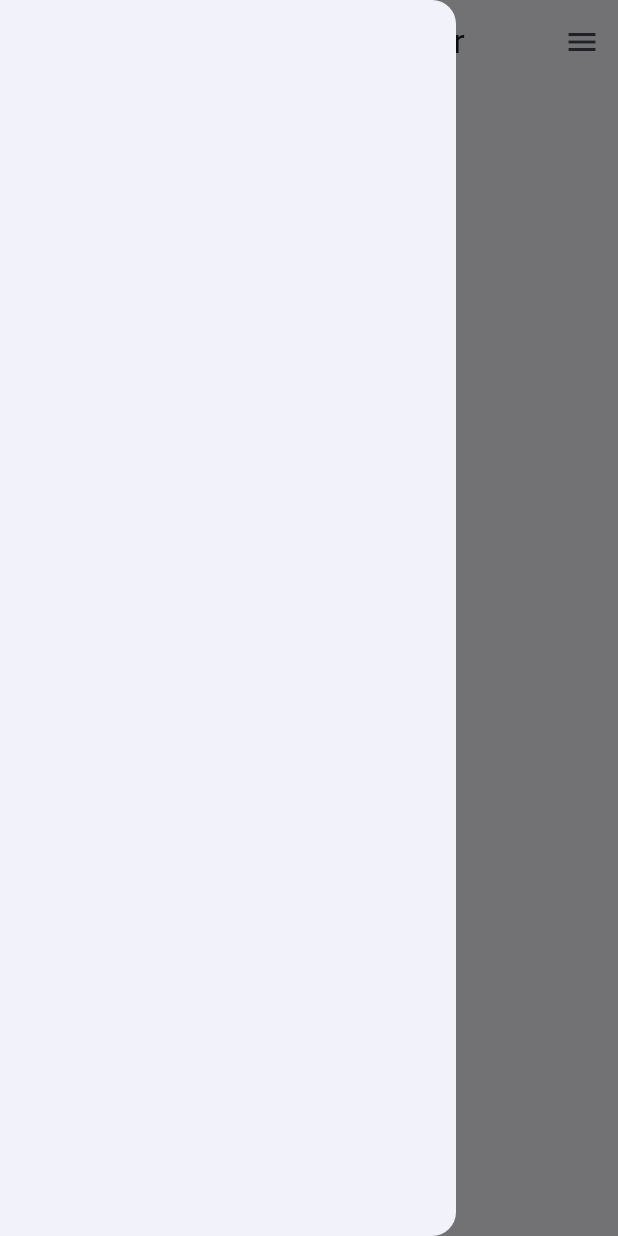
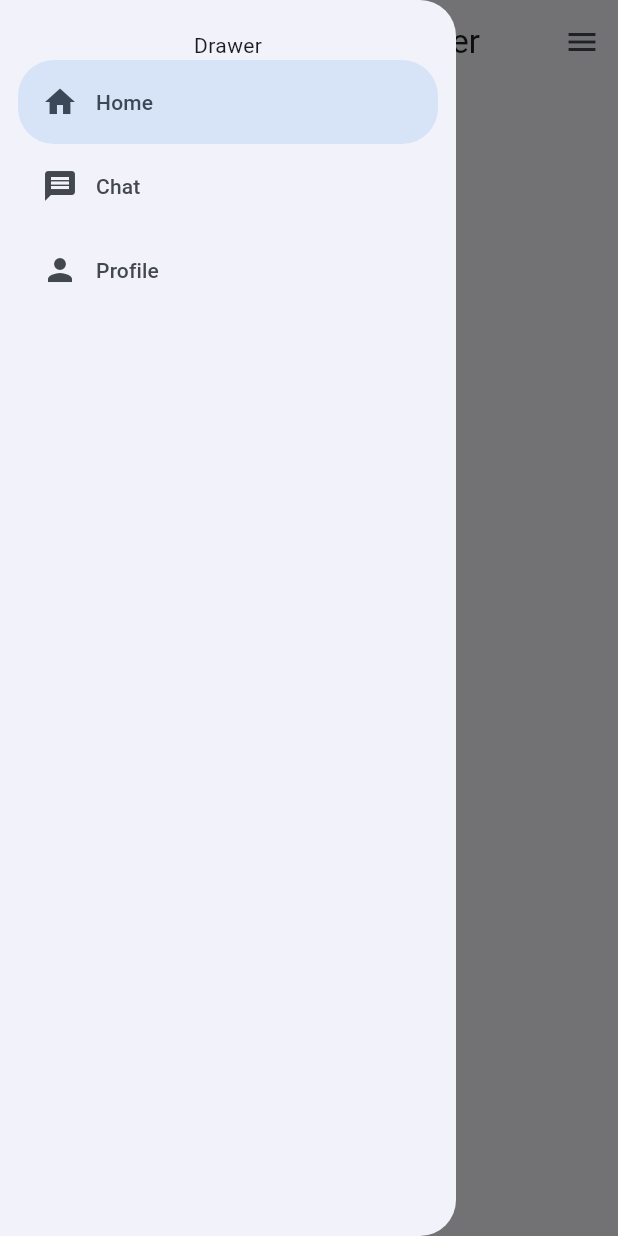
Before and after one commit to thruthesky/easy_design_system_backup_2024_09_24, a Flutter app: the SleekNavigationDrawerScreen screen opened directly, in the side drawer, after a tap on "Open Drawer", on a phone screen of 412 x 824 dp. Run offline on Flutter 3.47's test engine with Material 3 defaults, Android fonts, the phone set to English and light mode, and no system bars; our stand-ins replace cached_network_image, rxdart, smooth_page_indicator; missing offline and left inert: loop_page_view.

```diff
--- a/example/lib/screens/navigation_drawer/sleek.navigation_drawer.screen.dart
+++ b/example/lib/screens/navigation_drawer/sleek.navigation_drawer.screen.dart
@@ -1,51 +1,99 @@
 import 'package:flutter/material.dart';
 import 'package:social_design_system/social_design_system.dart';
 
-class SleekNavigationDrawerScreen extends StatelessWidget {
+class SleekNavigationDrawerScreen extends StatefulWidget {
   static const String routeName = '/sleek_navigation_drawer_screen';
   const SleekNavigationDrawerScreen({super.key});
 
   @override
+  State<SleekNavigationDrawerScreen> createState() =>
+      _SleekNavigationDrawerScreenState();
+}
+
+class _SleekNavigationDrawerScreenState
+    extends State<SleekNavigationDrawerScreen> {
+  int _selectedDestination = 0;
+
+  void selectDestination(int index) {
+    setState(() {
+      _selectedDestination = index;
+    });
+  }
+
+  @override
   Widget build(BuildContext context) {
     return Scaffold(
-        // this to prevent the default sliding behaviour
+      // This prevents the default sliding behavior
       drawerEnableOpenDragGesture: false,
       drawer: Theme(
         data: SleekTheme.of(context),
-          child: const NavigationDrawer(
-            children: [],
+        child: NavigationDrawer(
+          onDestinationSelected: selectDestination,
+          selectedIndex: _selectedDestination,
+          children: const [
+            SafeArea(
+              child: Center(
+                child: Padding(
+                  padding: EdgeInsets.only(top: 20),
+                  child: Text("Drawer"),
+                ),
+              ),
+            ),
+            NavigationDrawerDestination(
+                icon: Icon(Icons.home), label: Text('Home')),
+            NavigationDrawerDestination(
+                icon: Icon(Icons.message), label: Text('Chat')),
+            NavigationDrawerDestination(
+                icon: Icon(Icons.person), label: Text('Profile'))
+          ],
         ),
       ),
       appBar: AppBar(
         leading: const BackButton(),
-          title: const Text("Sleek Naviagtion Drawer"),
+        title: const Text("Comic Navigation Drawer"),
       ),
       endDrawer: Theme(
         data: SleekTheme.of(context),
-          child: const NavigationDrawer(
-            children: [
-              ListTile(
-                leading: Icon(Icons.home),
-                title: Text('Home'),
-              )
+        child: NavigationDrawer(
+          onDestinationSelected: selectDestination,
+          selectedIndex: _selectedDestination,
+          children: const [
+            SafeArea(
+              child: Center(
+                child: Padding(
+                  padding: EdgeInsets.only(top: 20),
+                  child: Text("End Drawer"),
+                ),
+              ),
+            ),
+            NavigationDrawerDestination(
+                icon: Icon(Icons.home), label: Text('Home')),
+            NavigationDrawerDestination(
+                icon: Icon(Icons.message), label: Text('Chat')),
+            NavigationDrawerDestination(
+                icon: Icon(Icons.person), label: Text('Profile'))
           ],
         ),
       ),
       body: Center(
-          child: Builder(builder: (context) {
+        child: Builder(
+          builder: (context) {
             return Column(
+              mainAxisAlignment: MainAxisAlignment.center,
               children: [
                 ElevatedButton(
-                  child: const Text('Open Drawer '),
+                  child: const Text('Open Drawer'),
                   onPressed: () => Scaffold.of(context).openDrawer(),
                 ),
                 ElevatedButton(
-                  child: const Text('Open End Drawer '),
+                  child: const Text('Open End Drawer'),
                   onPressed: () => Scaffold.of(context).openEndDrawer(),
                 ),
               ],
             );
-          }),
-        ));
+          },
+        ),
+      ),
+    );
   }
 }
--- a/lib/src/themes/comic/comic.theme.dart
+++ b/lib/src/themes/comic/comic.theme.dart
@@ -324,7 +324,7 @@ class ComicThemeData {
             ),
             side: BorderSide(
               width: borderThickness,
-              color: theme.colorScheme.outline,
+              color: theme.colorScheme.scrim,
             )),
         shape: RoundedRectangleBorder(
             borderRadius: const BorderRadius.only(
@@ -332,7 +332,7 @@ class ComicThemeData {
                 bottomRight: Radius.circular(24)),
             side: BorderSide(
               width: borderThickness,
-              color: theme.colorScheme.outline,
+              color: theme.colorScheme.scrim,
             )),
       ),
       navigationDrawerTheme: theme.navigationDrawerTheme.copyWith(
--- a/lib/src/themes/sleek/sleek.theme.dart
+++ b/lib/src/themes/sleek/sleek.theme.dart
@@ -65,6 +65,7 @@ class SleekThemeData {
           borderRadius: BorderRadius.circular(24),
         ),
       ),
+
       colorScheme: Theme.of(context).colorScheme,
       dialogBackgroundColor: theme.colorScheme.primaryContainer,
       dialogTheme: DialogTheme(
@@ -147,6 +148,27 @@ class SleekThemeData {
           );
         }),
         elevation: 0,
+      ),
+      drawerTheme: theme.drawerTheme.copyWith(
+          elevation: 0,
+          shadowColor: Colors.transparent,
+          endShape: const RoundedRectangleBorder(
+            borderRadius: BorderRadius.only(
+              topLeft: Radius.circular(24),
+              bottomLeft: Radius.circular(24),
+            ),
+          ),
+          shape: const RoundedRectangleBorder(
+            borderRadius: BorderRadius.only(
+                topRight: Radius.circular(24),
+                bottomRight: Radius.circular(24)),
+          )),
+      navigationDrawerTheme: theme.navigationDrawerTheme.copyWith(
+        elevation: 0,
+        shadowColor: Colors.transparent,
+        indicatorShape: RoundedRectangleBorder(
+          borderRadius: BorderRadius.circular(24),
+        ),
       ),
       progressIndicatorTheme: ProgressIndicatorThemeData(
         linearTrackColor: theme.colorScheme.primaryContainer.withAlpha(80),
```
Also changed, not shown: example/lib/main.dart (+4 -3 lines), example/lib/screens/navigation_rail.dart/comic.navigation_rail.screen.dart (added, +56 -0 lines), example/lib/screens/navigation_rail.dart/navigation_rail.screen.dart (added, +23 -0 lines), 1 other file. Lines whose indentation alone changed are shown as unchanged.
